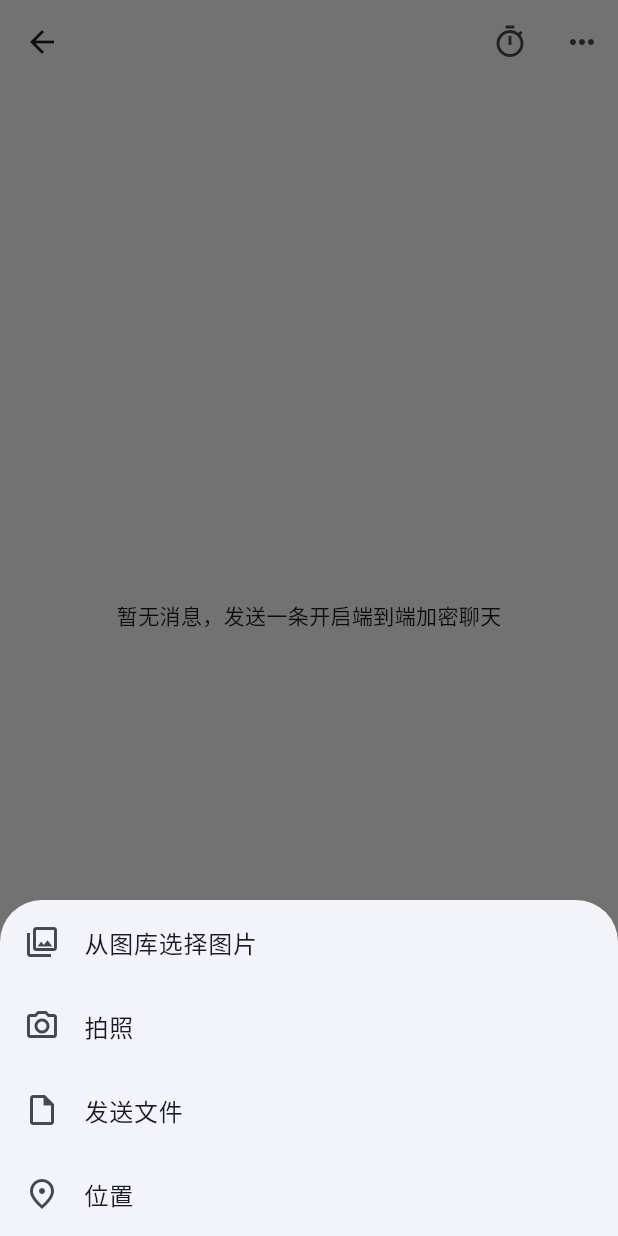
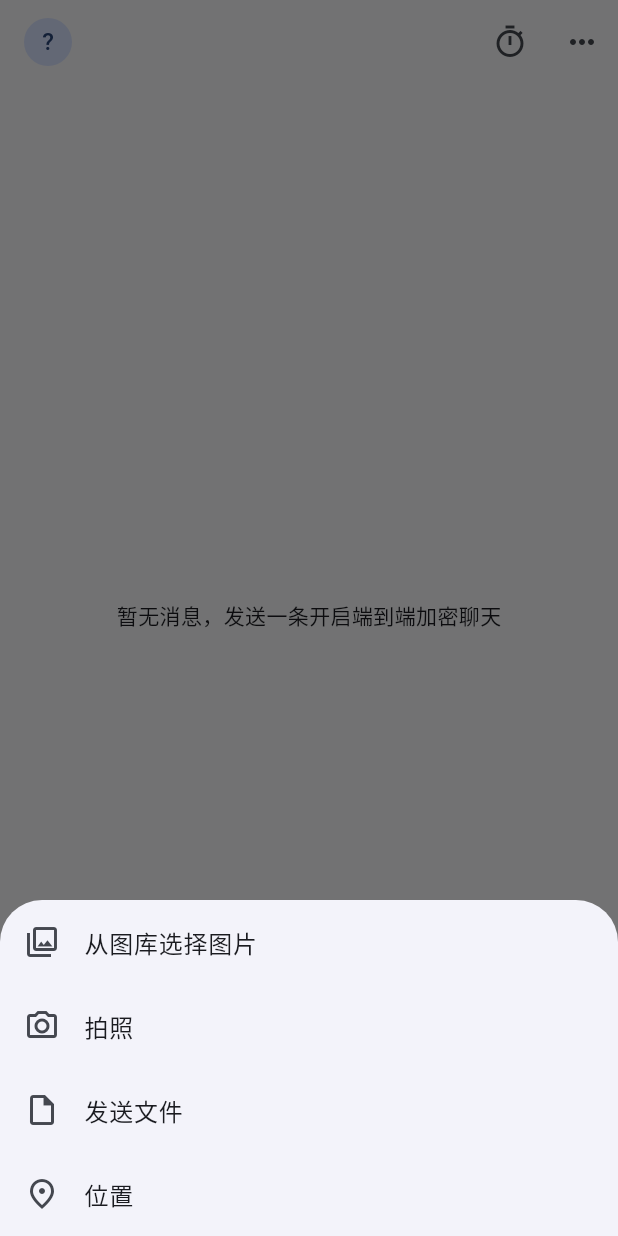
Before and after one commit to hbzhousx/myphone, a Flutter app: the ChatScreen screen opened directly with empty values, item 2 of the bottom bar chosen, on a phone screen of 412 x 824 dp. Run offline on Flutter 3.47's test engine with Material 3 defaults, Android fonts, the phone set to English and light mode, and no system bars; our stand-ins replace audioplayers, convert, file_picker, flutter_map, flutter_riverpod, flutter_secure_storage and 10 more; missing offline and left inert: cryptography, flutter_ringtone_player, flutter_webrtc; accounts and stored records are empty; network calls fail.

Commit message:
feat(v1.3.0 功能1): 联系人头像 — 添加联系人选头像 + 列表/会话/聊天AppBar/通话渲染
- 共享 ContactAvatar widget(有图显示图/无图首字母)
- 添加联系人对话框加头像选择(image_picker→复制到avatars/)
- addContact 加 avatarPath 落库
- 渲染: 联系人列表/会话列表/聊天AppBar/通话界面
- version 1.2.1→1.3.0, build 102→103

```diff
--- a/apps/mobile/lib/features/chat/screens/chat_screen.dart
+++ b/apps/mobile/lib/features/chat/screens/chat_screen.dart
@@ -16,6 +16,7 @@ import 'package:permission_handler/permission_handler.dart';
 
 import '../../../core/permission/permission_service.dart';
 import '../../../core/storage/database.dart';
+import '../../../shared/widgets/contact_avatar.dart';
 import '../chat_message_repository.dart';
 import '../chat_session_controller.dart' show kChatDiag;
 import '../chat_state.dart';
@@ -48,6 +49,7 @@ class _ChatScreenState extends ConsumerState<ChatScreen> {
   List<Map<String, dynamic>> _messages = [];
   bool _loading = true;
   String _displayName = '';
+  String? _avatarPath;
   int _disappearSeconds = 0;
   Timer? _pollTimer;
 
@@ -80,17 +82,22 @@ class _ChatScreenState extends ConsumerState<ChatScreen> {
     super.dispose();
   }
 
-  /// 联系人 id → 展示名（联系人表匹配失败则回退为原始 id）。
+  /// 联系人 id → 展示名 + 头像（联系人表匹配失败则回退为原始 id）。
   Future<void> _loadContact() async {
     String name = widget.contactId;
+    String? avatar;
     try {
       final row = await DatabaseManager.instance.getContact(widget.contactId);
       if (row != null) {
         final n = row['display_name'] as String?;
         if (n != null && n.isNotEmpty) name = n;
+        avatar = row['avatar_path'] as String?;
       }
     } catch (_) {}
-    if (mounted) setState(() => _displayName = name);
+    if (mounted) setState(() {
+      _displayName = name;
+      _avatarPath = avatar;
+    });
   }
 
   /// 懒建会话消息仓库：首次调用等 controllerFor（内部等 chat ready）后构造，
@@ -658,6 +665,20 @@ class _ChatScreenState extends ConsumerState<ChatScreen> {
 
     return Scaffold(
       appBar: AppBar(
+        leading: Padding(
+          padding: const EdgeInsets.only(left: 8),
+          child: Center(
+            child: ContactAvatar(
+              avatarPath: _avatarPath,
+              initials: _displayName.isEmpty
+                  ? widget.contactId.isNotEmpty
+                      ? widget.contactId[0].toUpperCase()
+                      : '?'
+                  : _displayName[0].toUpperCase(),
+              radius: 16,
+            ),
+          ),
+        ),
         title: Text(_displayName.isEmpty ? widget.contactId : _displayName),
         actions: [
           // 阅后即焚设置：变更后发信令给对端同步会话默认值。
--- /dev/null
+++ b/apps/mobile/lib/shared/widgets/contact_avatar.dart
@@ -0,0 +1,44 @@
+/// 联系人头像：有 avatarPath 显示图片，无则首字母 CircleAvatar。
+/// 复用于联系人列表/详情/会话列表/聊天AppBar/通话界面。
+library;
+
+import 'dart:io';
+
+import 'package:flutter/material.dart';
+
+class ContactAvatar extends StatelessWidget {
+  final String? avatarPath;
+  final String initials;
+  final double radius;
+
+  const ContactAvatar({
+    super.key,
+    required this.avatarPath,
+    required this.initials,
+    this.radius = 20,
+  });
+
+  @override
+  Widget build(BuildContext context) {
+    final scheme = Theme.of(context).colorScheme;
+    final path = avatarPath;
+    final canShowImage =
+        path != null && path.isNotEmpty && File(path).existsSync();
+    if (canShowImage) {
+      return CircleAvatar(
+        radius: radius,
+        backgroundImage: FileImage(File(path)),
+        onBackgroundImageError: (_, __) {},
+      );
+    }
+    // 无头像：首字母占位。
+    return CircleAvatar(
+      radius: radius,
+      backgroundColor: scheme.primaryContainer,
+      child: Text(
+        initials.isEmpty ? '?' : initials,
+        style: TextStyle(color: scheme.onPrimaryContainer),
+      ),
+    );
+  }
+}
--- a/apps/mobile/pubspec.yaml
+++ b/apps/mobile/pubspec.yaml
@@ -1,7 +1,7 @@
 name: myphone
 description: Encrypted calling app with low-bandwidth support.
 publish_to: 'none'
-version: 1.2.1+102
+version: 1.3.0+103
 
 environment:
   sdk: '>=3.2.0 <4.0.0'
```
Also changed, not shown: apps/mobile/lib/features/calls/screens/call_screen.dart (+12 -6 lines), apps/mobile/lib/features/chat/screens/conversations_screen.dart (+14 -5 lines), apps/mobile/lib/features/contacts/screens/contacts_screen.dart (+50 -8 lines).
